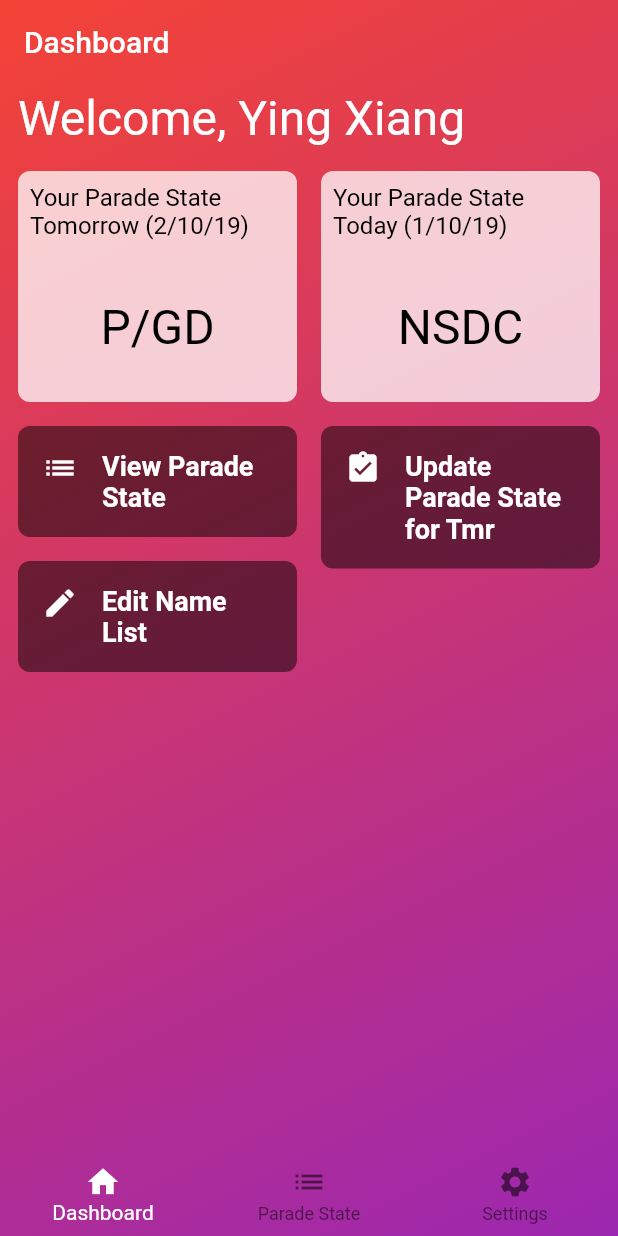
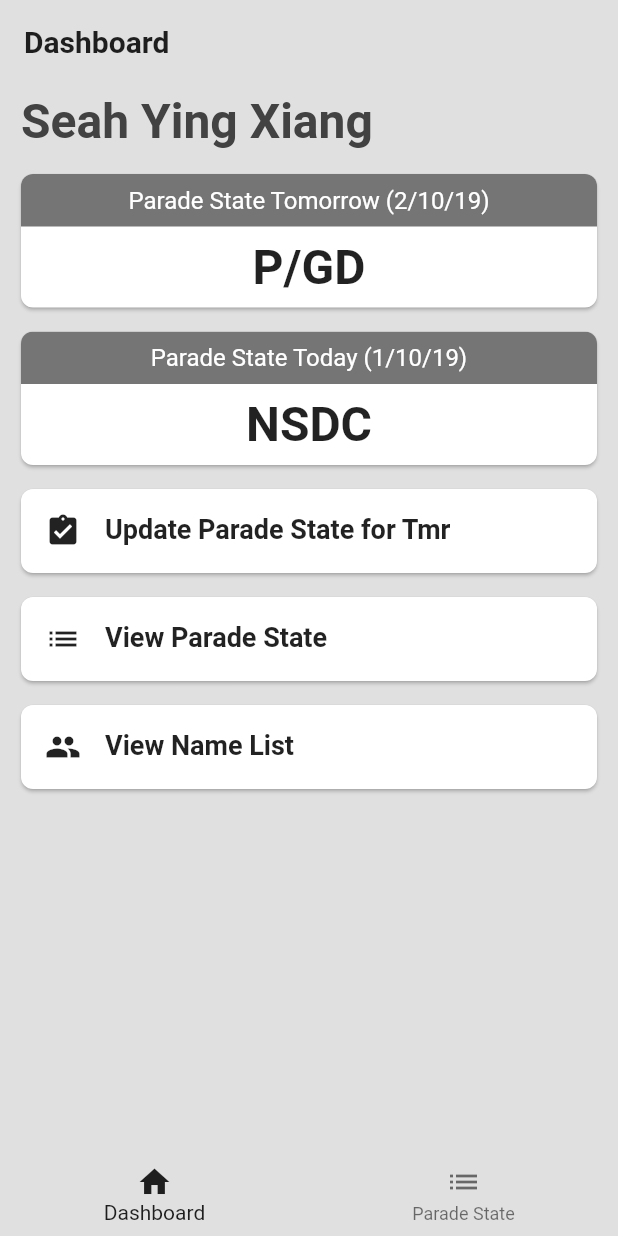
Before and after one commit to seahyx/pstate_app, a Flutter app: the screen it shows after launch, on a phone screen of 412 x 824 dp. Run offline on Flutter 3.47's test engine with Material 2 defaults, Android fonts, the phone set to English and light mode, and no system bars; our stand-ins replace table_calendar.

Commit message:
Major visual overhaul
Additions:
- A default theme

Changes:
- Overall look of the dashboard and parade state
- Removed settings page from bottom navigation bar
- Made dashboard just a single column

```diff
--- a/lib/dashboard/button_card.dart
+++ b/lib/dashboard/button_card.dart
@@ -37,14 +37,14 @@ class ButtonCard extends StatelessWidget {
 					child: Row(
 						children: <Widget>[
 							Container(
-								child: Icon(icon, size: 24.0, color: Colors.white,),
+								child: Icon(icon, size: 24.0, color: Colors.black87,),
 								margin: EdgeInsets.only(right: cardPadding * 2)
 							),
 							Flexible(
 								child: Text(
 									title,
 									style: TextStyle(
-										color: Colors.white,
+										color: Colors.black87,
 										fontSize: 18.0,
 										fontWeight: FontWeight.bold,
 									),
@@ -63,8 +63,7 @@ class ButtonCard extends StatelessWidget {
 				borderRadius: BorderRadius.circular(borderRadius)
 			),
 			margin: EdgeInsets.all(cardMargin),
-			color: Color.fromRGBO(0, 0, 0, .5),
-			elevation: 0,
+			color: Colors.white,
 		);
 	}
 }
--- a/lib/dashboard/dashboard.dart
+++ b/lib/dashboard/dashboard.dart
@@ -10,15 +10,6 @@ class DashboardWidget extends StatelessWidget {
 
 	static const double cardPadding = Consts.cardPadding;
 	static const double cardMargin = Consts.cardMargin;
-
-	// Background decoration
-	static const BoxDecoration decoration = BoxDecoration(
-		gradient: LinearGradient(
-			begin: Alignment.topLeft,
-			end: Alignment.bottomRight,
-			colors: [Colors.red, Colors.purple]
-		)
-	);
 
 	final void Function(int) onTabTapped;
 
@@ -89,17 +80,50 @@ class DashboardWidget extends StatelessWidget {
 			children: <Widget>[
 				Container(
 					child: Text(
-						'Welcome, Ying Xiang',
-						style: TextStyle(color: Colors.white, fontSize: 32.0),
+						'Seah Ying Xiang',
+						style: Theme.of(buildContext).textTheme.headline,
 					),
 					margin: EdgeInsets.fromLTRB(cardPadding, 0.0, cardPadding, cardPadding),
 				),
-				Row(
-					children: <Widget>[
-						column1(buildContext),
-						column2(buildContext)
-					],
-					crossAxisAlignment: CrossAxisAlignment.start,
+				InfoCard(
+					title: 'Parade State Tomorrow (2/10/19)',
+					value: 'P/GD',
+					cardPadding: cardPadding,
+					cardMargin: cardMargin,
+				),
+				InfoCard(
+					title: 'Parade State Today (1/10/19)',
+					value: 'NSDC',
+					cardPadding: cardPadding,
+					cardMargin: cardMargin,
+				),
+				ButtonCard(
+					icon: Icons.assignment_turned_in,
+					title: 'Update Parade State for Tmr',
+					cardPadding: cardPadding,
+					cardMargin: cardMargin,
+					onPressed: () {},
+				),
+				ButtonCard(
+					icon: Icons.list,
+					title: 'View Parade State',
+					cardPadding: cardPadding,
+					cardMargin: cardMargin,
+					onPressed: () {
+						onTabTapped(1);
+					},
+				),
+				ButtonCard(
+					icon: Icons.people,
+					title: 'View Name List',
+					cardPadding: cardPadding,
+					cardMargin: cardMargin,
+					onPressed: () {
+						Navigator.push(
+							buildContext,
+							MaterialPageRoute(builder: (buildContext) => NamelistWidget())
+						);
+					},
 				),
 			],
 			crossAxisAlignment: CrossAxisAlignment.start,
--- a/lib/dashboard/info_card.dart
+++ b/lib/dashboard/info_card.dart
@@ -29,15 +29,16 @@ class InfoCard extends StatelessWidget {
 					children: <Widget>[
 						Container(
 							child: Center(
-								child: Text(title, style: TextStyle(color: Colors.black, fontSize: 16.0),),
+								child: Text(title, style: TextStyle(color: Colors.white, fontSize: 16.0),),
 							),
-							margin: EdgeInsets.all(8.0),
+							color: Colors.black54,
+							padding: EdgeInsets.all(cardPadding),
 						),
 						Container(
 							child: Center(
-								child: Text(value, style: TextStyle(color: Colors.black, fontSize: 32.0),),
+								child: Text(value, style: Theme.of(buildContext).textTheme.display1,),
 							),
-							height: 100,
+							padding: EdgeInsets.all(cardPadding),
 						)
 					],
 					crossAxisAlignment: CrossAxisAlignment.start,
@@ -48,8 +49,8 @@ class InfoCard extends StatelessWidget {
 				borderRadius: BorderRadius.circular(borderRadius)
 			),
 			margin: EdgeInsets.all(cardMargin),
-			color: Color.fromRGBO(255, 255, 255, .75),
-			elevation: 0,
+			color: Colors.white,
+			clipBehavior: Clip.antiAlias,
 		);
 	}
 }
--- a/lib/main.dart
+++ b/lib/main.dart
@@ -6,11 +6,31 @@ void main() => runApp(MyApp());
 
 class MyApp extends StatelessWidget {
 
+	final ThemeData defWhiteTheme = ThemeData(
+		brightness: Brightness.light,
+		primaryColor: Colors.grey,
+		backgroundColor: Colors.grey[300],
+		primaryColorDark: Colors.black87,
+		primaryColorLight: Colors.white24,
+
+		appBarTheme: AppBarTheme(
+			color: Colors.transparent,
+			elevation: 0,
+			textTheme: TextTheme(title: TextStyle(color: Colors.black87, fontSize: 20, fontWeight: FontWeight.bold),),
+		),
+
+		textTheme: TextTheme(
+			headline: TextStyle(color: Colors.grey[800], fontSize: 32.0, fontWeight: FontWeight.bold,),
+			display1: TextStyle(color: Colors.black87, fontSize: 32.0, fontWeight: FontWeight.bold,)
+		),
+	);
+
 	@override
 	Widget build(BuildContext context) {
 		return MaterialApp(
 			title: 'Title',
 			home: NavWidget(),
+			theme: defWhiteTheme,
 		);
 	}
 
--- a/lib/nav.dart
+++ b/lib/nav.dart
@@ -1,7 +1,6 @@
 import 'package:flutter/material.dart';
 import 'package:flutter/widgets.dart';
 import 'nav_container.dart';
-import 'placeholder.dart';
 import 'dashboard/dashboard.dart';
 import 'parade_state/parade_state.dart';
 
@@ -22,7 +21,6 @@ class _NavWidgetState extends State<NavWidget> {
 	final List<String> _titles = [
 		'Dashboard',
 		'Parade State',
-		'Settings',
 	];
 
 	void onTabTapped(int index) {
@@ -36,12 +34,9 @@ class _NavWidgetState extends State<NavWidget> {
 	void initState() {
 		_children = [
 			NavContainerWidget(
-				body: DashboardWidget(onTabTapped: onTabTapped,),
-				decoration: DashboardWidget.decoration),
+				body: DashboardWidget(onTabTapped: onTabTapped,),),
 			NavContainerWidget(
-				body: ParadeStateWidget(),
-				decoration: ParadeStateWidget.decoration),
-			PlaceholderWidget(Colors.lightBlue)
+				body: ParadeStateWidget(),)
 		];
 
 		super.initState();
@@ -73,23 +68,12 @@ class _NavWidgetState extends State<NavWidget> {
 							),
 						),
 					),
-					Offstage(
-						offstage: _currentIndex != 2,
-						child: TickerMode(
-							enabled: _currentIndex == 2,
-							child: SizedBox.expand(
-								child: _children[2]
-							),
-						),
-					),
 					Positioned(
 						top: 0.0,
 						left: 0.0,
 						right: 0.0,
 						child: AppBar(
 							title: Text(_appBarTitle),
-							backgroundColor: Colors.transparent,
-							elevation: 0.0,
 						),
 					),
 					Positioned(
@@ -108,14 +92,10 @@ class _NavWidgetState extends State<NavWidget> {
 									icon: Icon(Icons.list),
 									title: Text(_titles[1])
 								),
-								BottomNavigationBarItem(
-									icon: Icon(Icons.settings),
-									title: Text(_titles[2])
-								),
 							],
-							backgroundColor: Colors.transparent,
+							backgroundColor: Theme.of(buildContext).backgroundColor,
 							elevation: 0.0,
-							selectedItemColor: Colors.white,
+							selectedItemColor: Theme.of(buildContext).primaryColorDark,
 						),
 					)
 				],
--- a/lib/nav_container.dart
+++ b/lib/nav_container.dart
@@ -3,13 +3,11 @@ import 'package:flutter/material.dart';
 
 class NavContainerWidget extends StatelessWidget {
 
-	final double cardPadding = 4.0;
+	final double cardPadding = 6.0;
 
 	final Widget body;
 
-	final BoxDecoration decoration;
-
-	NavContainerWidget({Key key, this.body, this.decoration}) : super(key: key);
+	NavContainerWidget({Key key, this.body}) : super(key: key);
 
 	@override
 	Widget build(BuildContext buildContext) {
@@ -28,7 +26,7 @@ class NavContainerWidget extends StatelessWidget {
 					padding: EdgeInsets.all(cardPadding),
 				)
 			),
-			decoration: decoration,
+			color: Theme.of(buildContext).backgroundColor,
 		);
 	}
 }
--- a/lib/parade_state/parade_state.dart
+++ b/lib/parade_state/parade_state.dart
@@ -100,8 +100,7 @@ class _PSWidgetState extends State<ParadeStateWidget> {
 				borderRadius: BorderRadius.circular(borderRadius)
 			),
 			margin: EdgeInsets.all(cardPadding),
-			color: Color.fromRGBO(255, 255, 255, .75),
-			elevation: 0.0,
+			color: Colors.white,
 		);
 	}
 }
```
